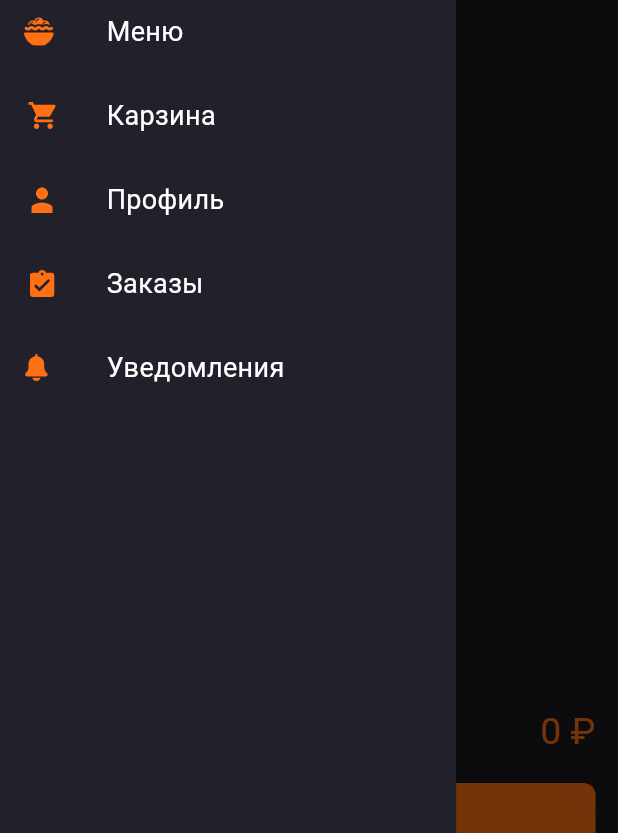
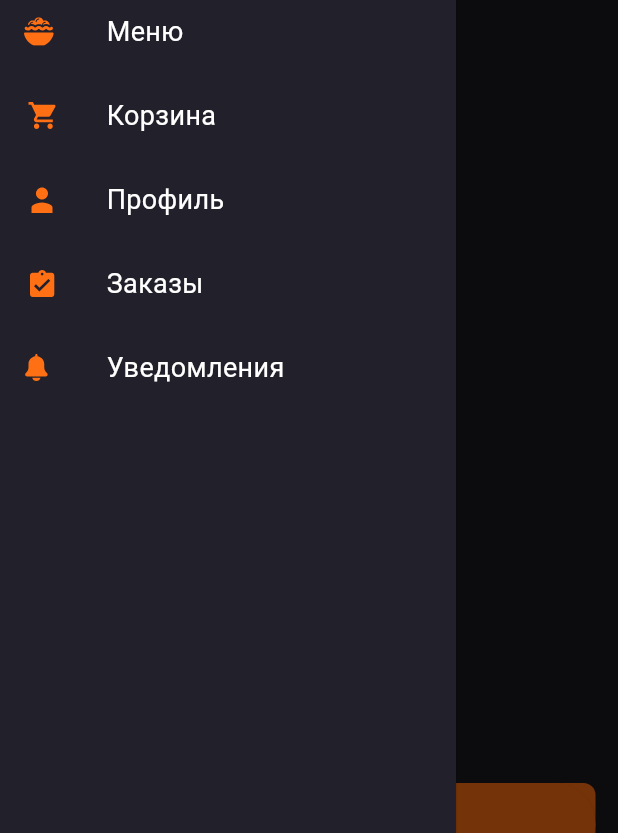
Before and after one commit to Michail-63/dilevery_sefe, a Flutter app: the CartPage screen opened directly, with the side drawer open, on a phone screen of 412 x 824 dp. Shown: the part 348-1181 px from the top of the screen. Run offline on Flutter 3.47's test engine with Material 3 defaults, Android fonts, the phone set to English and light mode, and no system bars; our stand-ins replace bloc, equatable, flutter_bloc, flutter_svg, hive_flutter; missing offline and left inert: dart:ffi; accounts and stored records are empty.

Commit message:
new repository

```diff
--- a/lib/data/models/lists/list_drawer.dart
+++ b/lib/data/models/lists/list_drawer.dart
@@ -22,7 +22,7 @@ final List<DrawerMenuData> menuDrawer = [
   //     icon: IconPath.home,
   //     dst: CategoryPage(selectedCategory: null,)),
   DrawerMenuData(
-      title: 'Карзина',
+      title: 'Корзина',
       icon: IconPath.cart,
       dst: CartPage()),
   DrawerMenuData(
--- a/lib/pages/cart/widget_cart/body_cart_page.dart
+++ b/lib/pages/cart/widget_cart/body_cart_page.dart
@@ -1,6 +1,6 @@
 import 'package:delivery/pages/cart/bloc/cart_bloc.dart';
 import 'package:delivery/pages/cart/widget_cart/list_dish_to_cart.dart';
-import 'package:delivery/pages/cart/widget_cart/list_dish_to_cart_custom.dart';
+import 'package:delivery/pages/cart/widget_cart/promocod.dart';
 import 'package:delivery/pages/cart/widget_cart/total_price.dart';
 import 'package:flutter/material.dart';
 import 'package:flutter_bloc/flutter_bloc.dart';
@@ -15,20 +15,32 @@ class BodyCartPage extends StatelessWidget {
     return BlocBuilder<CartBloc, CartState>(
       builder: (context, state) {
         final int dishCount = state.dishesToCArt.length;
-        return dishCount < 4
+        return dishCount == 0
+            ? Center(child: Text('Ваша корзина пуста'))
+            : dishCount < 4
                 ? Column(
                     mainAxisAlignment: MainAxisAlignment.spaceBetween,
                     children: [
-                  ListDishToCart(
-                    dishesToCArt: state.dishesToCArt,
+                      Column(
+                        children: [
+                          ListDishToCart(dishesToCArt: state.dishesToCArt),
+                          Promocod(),
+                        ],
                       ),
                       TotalPrice(totalPrice: state.totalPrice)
                     ],
                   )
-            : ListDishToCartCustom(
-                dishesToCArt: state.dishesToCArt,
-                totalPrice: state.totalPrice,
+                : ListView(
+                    children: [
+                      ListDishToCart(dishesToCArt: state.dishesToCArt),
+                      Promocod(),
+                      TotalPrice(totalPrice: state.totalPrice)
+                    ],
                   );
+        // ListDishToCartCustom(
+        //         dishesToCArt: state.dishesToCArt,
+        //         totalPrice: state.totalPrice,
+        //       );
       },
     );
   }
--- a/lib/pages/cart/widget_cart/list_dish_to_cart.dart
+++ b/lib/pages/cart/widget_cart/list_dish_to_cart.dart
@@ -19,11 +19,7 @@ class ListDishToCart extends StatelessWidget {
           children: [
             BodyDishToCart(dish: dishesToCArt[index]),
             if (index < dishesToCArt.length - 1)
-              Divider(
-                height: 15,
-                color: Colors.white12,
-              ),
-            if (index == dishesToCArt.length - 1) Promocod(),
+              Divider(height: 15, color: Colors.white12)
           ],
         );
       }),
```
Also changed, not shown: lib/pages/cart/widget_cart/body_dish_to_cart.dart (+13 -1 lines), lib/pages/cart/widget_cart/list_dish_to_cart_custom.dart (deleted, +0 -49 lines). Lines whose indentation alone changed are shown as unchanged.
